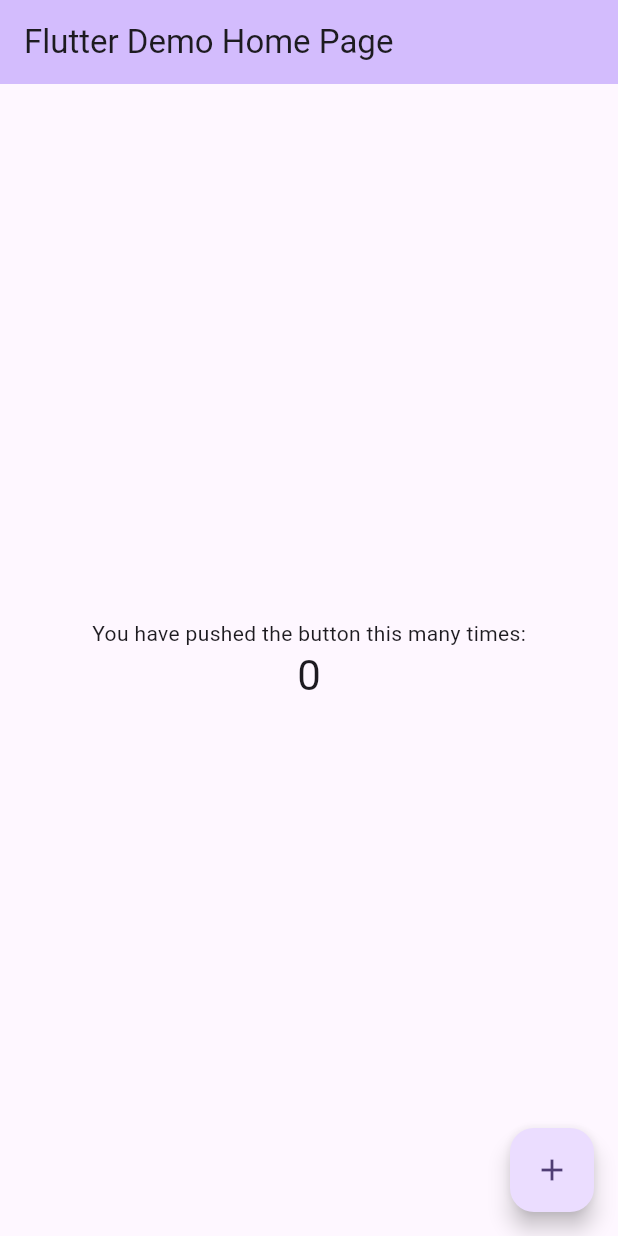
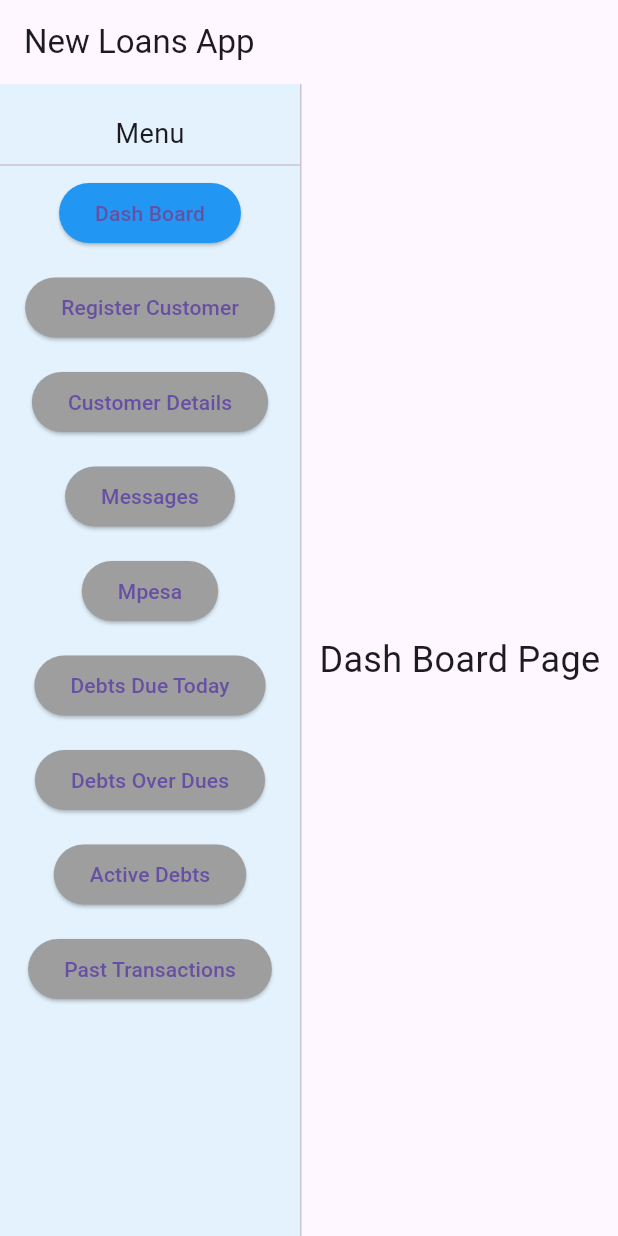
Before and after one commit to jose-oyuko/loans_v_2, a Flutter app: the screen it shows after launch, on a phone screen of 412 x 824 dp. Run offline on Flutter 3.47's test engine with Material 3 defaults, Android fonts, the phone set to English and light mode, and no system bars.

Commit message:
add navbar and pages

```diff
--- a/lib/main.dart
+++ b/lib/main.dart
@@ -1,4 +1,5 @@
 import 'package:flutter/material.dart';
+import 'pages.dart';
 
 void main() {
   runApp(const MyApp());
@@ -7,119 +8,105 @@
 class MyApp extends StatelessWidget {
   const MyApp({super.key});
 
-  // This widget is the root of your application.
   @override
   Widget build(BuildContext context) {
     return MaterialApp(
-      title: 'Flutter Demo',
-      theme: ThemeData(
-        // This is the theme of your application.
-        //
-        // TRY THIS: Try running your application with "flutter run". You'll see
-        // the application has a purple toolbar. Then, without quitting the app,
-        // try changing the seedColor in the colorScheme below to Colors.green
-        // and then invoke "hot reload" (save your changes or press the "hot
-        // reload" button in a Flutter-supported IDE, or press "r" if you used
-        // the command line to start the app).
-        //
-        // Notice that the counter didn't reset back to zero; the application
-        // state is not lost during the reload. To reset the state, use hot
-        // restart instead.
-        //
-        // This works for code too, not just values: Most code changes can be
-        // tested with just a hot reload.
-        colorScheme: ColorScheme.fromSeed(seedColor: Colors.deepPurple),
-        useMaterial3: true,
-      ),
-      home: const MyHomePage(title: 'Flutter Demo Home Page'),
+      debugShowCheckedModeBanner: false,
+      theme: ThemeData(primarySwatch: Colors.green),
+      home: const RootPage(),
     );
   }
 }
 
-class MyHomePage extends StatefulWidget {
-  const MyHomePage({super.key, required this.title});
-
-  // This widget is the home page of your application. It is stateful, meaning
-  // that it has a State object (defined below) that contains fields that affect
-  // how it looks.
-
-  // This class is the configuration for the state. It holds the values (in this
-  // case the title) provided by the parent (in this case the App widget) and
-  // used by the build method of the State. Fields in a Widget subclass are
-  // always marked "final".
-
-  final String title;
+class RootPage extends StatefulWidget {
+  const RootPage({super.key});
 
   @override
-  State<MyHomePage> createState() => _MyHomePageState();
+  State<RootPage> createState() => _RootPageState();
 }
 
-class _MyHomePageState extends State<MyHomePage> {
-  int _counter = 0;
+class _RootPageState extends State<RootPage> {
+  int _selectedIndex = 0;
 
-  void _incrementCounter() {
+  final List<String> buttonNames = [
+    'Dash Board',
+    'Register Customer',
+    'Customer Details',
+    'Messages',
+    'Mpesa',
+    'Debts Due Today',
+    'Debts Over Dues',
+    'Active Debts',
+    'Past Transactions'
+  ];
+
+  void _onButtonTapped(int index) {
     setState(() {
-      // This call to setState tells the Flutter framework that something has
-      // changed in this State, which causes it to rerun the build method below
-      // so that the display can reflect the updated values. If we changed
-      // _counter without calling setState(), then the build method would not be
-      // called again, and so nothing would appear to happen.
-      _counter++;
+      _selectedIndex = index;
     });
+  }
+
+  // Function to get the corresponding page widget based on selected index
+  Widget _getPageContent(int index) {
+    switch (index) {
+      case 0:
+        return const DashBoardPage(); // Return HomePage widget
+      case 1:
+        return const RegisterPage(); // Return FavoritesPage widget
+      default:
+        return Center(
+            child: Text('Page $index',
+                style: const TextStyle(fontSize: 24))); // Default page
+    }
   }
 
   @override
   Widget build(BuildContext context) {
-    // This method is rerun every time setState is called, for instance as done
-    // by the _incrementCounter method above.
-    //
-    // The Flutter framework has been optimized to make rerunning build methods
-    // fast, so that you can just rebuild anything that needs updating rather
-    // than having to individually change instances of widgets.
     return Scaffold(
         appBar: AppBar(
-        // TRY THIS: Try changing the color here to a specific color (to
-        // Colors.amber, perhaps?) and trigger a hot reload to see the AppBar
-        // change color while the other colors stay the same.
-        backgroundColor: Theme.of(context).colorScheme.inversePrimary,
-        // Here we take the value from the MyHomePage object that was created by
-        // the App.build method, and use it to set our appbar title.
-        title: Text(widget.title),
+          title: const Text("New Loans App"),
         ),
-      body: Center(
-        // Center is a layout widget. It takes a single child and positions it
-        // in the middle of the parent.
+        body: Row(
+          children: [
+            Container(
+              color: Colors.blue[50],
+              width: 200,
               child: Column(
-          // Column is also a layout widget. It takes a list of children and
-          // arranges them vertically. By default, it sizes itself to fit its
-          // children horizontally, and tries to be as tall as its parent.
-          //
-          // Column has various properties to control how it sizes itself and
-          // how it positions its children. Here we use mainAxisAlignment to
-          // center the children vertically; the main axis here is the vertical
-          // axis because Columns are vertical (the cross axis would be
-          // horizontal).
-          //
-          // TRY THIS: Invoke "debug painting" (choose the "Toggle Debug Paint"
-          // action in the IDE, or press "p" in the console), to see the
-          // wireframe for each widget.
-          mainAxisAlignment: MainAxisAlignment.center,
-          children: <Widget>[
+                children: [
+                  const SizedBox(
+                    height: 20,
+                  ),
                   const Text(
-              'You have pushed the button this many times:',
+                    'Menu',
+                    style: TextStyle(fontSize: 18),
                   ),
-            Text(
-              '$_counter',
-              style: Theme.of(context).textTheme.headlineMedium,
+                  const Divider(),
+                  ...List.generate(buttonNames.length, (index) {
+                    return Column(children: [
+                      ElevatedButton(
+                          onPressed: () => _onButtonTapped(index),
+                          style: ElevatedButton.styleFrom(
+                              backgroundColor: _selectedIndex == index
+                                  ? Colors.blue
+                                  : Colors.grey),
+                          child: Text(buttonNames[index])),
+                      const SizedBox(
+                        height: 15,
                       ),
+                    ]);
+                  }),
                 ],
               ),
             ),
-      floatingActionButton: FloatingActionButton(
-        onPressed: _incrementCounter,
-        tooltip: 'Increment',
-        child: const Icon(Icons.add),
-      ), // This trailing comma makes auto-formatting nicer for build methods.
-    );
+            const VerticalDivider(
+              thickness: 1,
+              width: 1,
+            ),
+            Expanded(
+              child: _getPageContent(
+                  _selectedIndex), // Display the page content widget
+            ),
+          ],
+        ));
   }
 }
--- /dev/null
+++ b/lib/pages.dart
@@ -0,0 +1,23 @@
+import 'package:flutter/material.dart';
+
+class DashBoardPage extends StatelessWidget {
+  const DashBoardPage({super.key});
+
+  @override
+  Widget build(BuildContext context) {
+    return const Center(
+      child: Text('Dash Board Page', style: TextStyle(fontSize: 24)),
+    );
+  }
+}
+
+class RegisterPage extends StatelessWidget {
+  const RegisterPage({super.key});
+
+  @override
+  Widget build(BuildContext context) {
+    return const Center(
+      child: Text('Register Customer Page', style: TextStyle(fontSize: 24)),
+    );
+  }
+}
```
Lines whose indentation alone changed are shown as unchanged.
